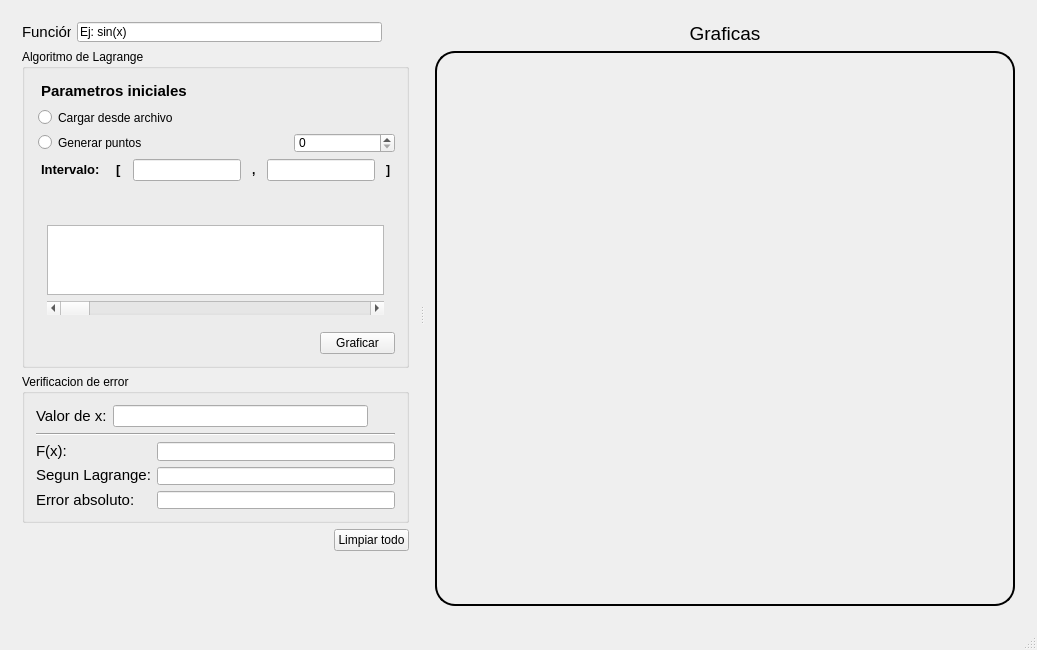
This is AproximacionFunciones/interfaz.ui in dafer154/AproximacionFunciones as Qt 5 draws it before an edit. The edited form follows.
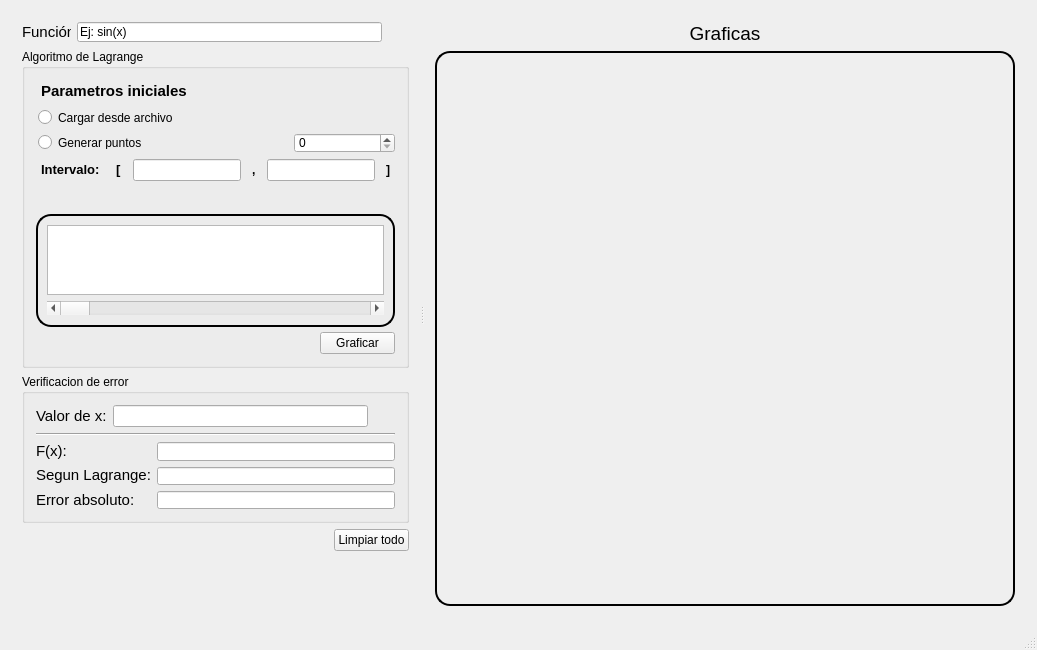
This is the edited form. Icons and pictures are not drawn.

Commit message:
Implementacion de interfaz(fase 1)
La interfaz ya se esta dimensionando, además se añadio un pequeño
detalle que estará en fase de prueba, este  se puede observar si se
mueve el puntero del mouse entre el panel de opciones y el panel que
muestra la grafica

Patch:
```diff
--- a/AproximacionFunciones/interfaz.ui
+++ b/AproximacionFunciones/interfaz.ui
@@ -338,7 +338,7 @@
                       </size>
                      </property>
                      <property name="styleSheet">
-                      <string notr="true">QWidget#wid_cont_tabla_scroll
+                      <string notr="true">QWidget#wid_cont_tablaScroll
 {
   border: 2px solid green;
 
@@ -659,10 +659,13 @@
            </size>
           </property>
           <property name="styleSheet">
-           <string notr="true">border: 2px solid green;
-border-radius: 20px;
-padding: 2px;
-border-color: rgb(0, 0, 0);</string>
+           <string notr="true">QWidget#wg_grafica
+{
+  border: 2px solid green;
+
+border-radius: 15px;
+border-color: rgb(0, 0, 0);
+}</string>
           </property>
          </widget>
         </item>
```
The commit also changes 3 other files.
